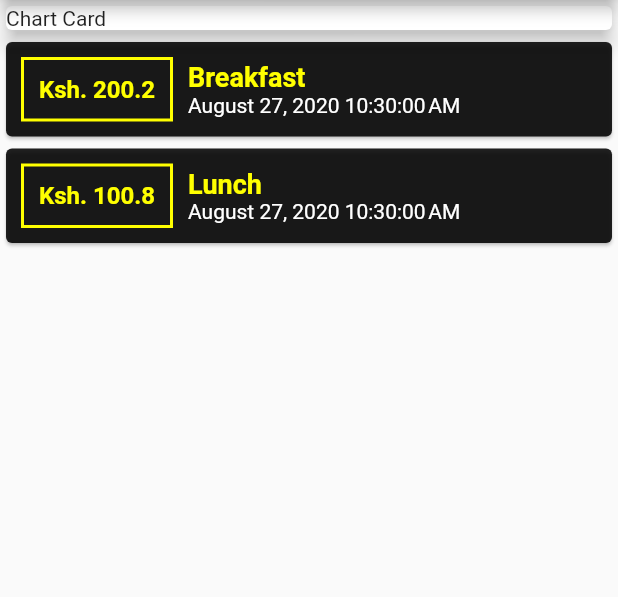
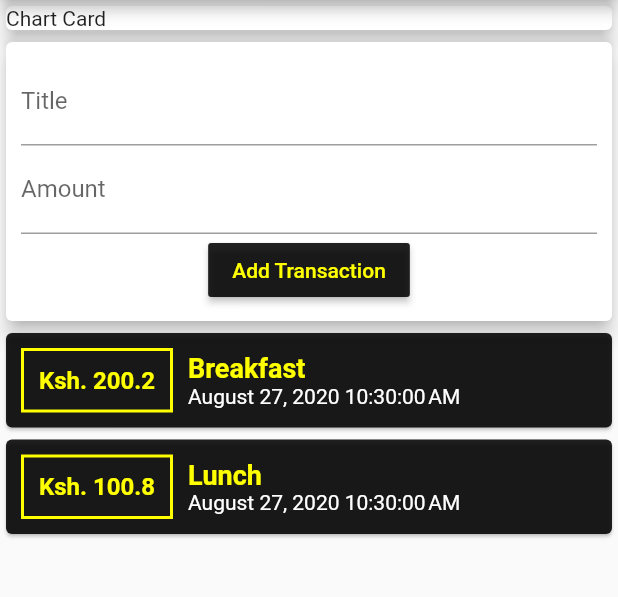
Before and after one commit to ShadrackAdwera/ExpensesApp, a Flutter app: the screen it shows after launch, on a phone screen of 412 x 824 dp, the part 84-681 px from its top. Run offline on Flutter 3.47's test engine with Material 2 defaults, Android fonts, the phone set to English and light mode, and no system bars.

Commit message:
add text input widgets to add a transaction

```diff
--- a/lib/main.dart
+++ b/lib/main.dart
@@ -25,6 +25,7 @@ class MyApp extends StatelessWidget {
           backgroundColor: Colors.black87,
         ),
         body: Column(
+          crossAxisAlignment: CrossAxisAlignment.stretch,
           children: [
             Container(
               width: double.infinity,
@@ -33,13 +34,34 @@ class MyApp extends StatelessWidget {
                 elevation: 5,
               ),
             ),
+            Card(
+              elevation: 5,
+              child: Container(
+                padding: EdgeInsets.all(10),
+                child: Column(
+                  children: [
+                    TextField(
+                      decoration: InputDecoration(labelText: 'Title'),
+                    ),
+                    TextField(
+                      decoration: InputDecoration(labelText: 'Amount'),
+                    ),
+                    RaisedButton(
+                      child: Text('Add Transaction'),
+                      onPressed: () {},
+                      color: Colors.black87,
+                      textColor: Colors.yellowAccent,
+                    ),
+                  ],
+                ),
+              ),
+            ),
             Column(
               children: transactions
                   .map(
                     (tx) => Card(
                         color: Colors.black87,
                         child: Row(
-
                           children: [
                             Container(
                               padding: EdgeInsets.all(10),
@@ -50,8 +72,11 @@ class MyApp extends StatelessWidget {
                                     color: Colors.yellowAccent, width: 2),
                               ),
                               child: Text(
-                                'Ksh. ${tx.amount.toString()}' ,
-                                style: TextStyle(color: Colors.yellowAccent, fontWeight: FontWeight.bold, fontSize: 16),
+                                'Ksh. ${tx.amount.toString()}',
+                                style: TextStyle(
+                                    color: Colors.yellowAccent,
+                                    fontWeight: FontWeight.bold,
+                                    fontSize: 16),
                               ),
                             ),
                             Column(
@@ -59,7 +84,10 @@ class MyApp extends StatelessWidget {
                               children: [
                                 Text(
                                   tx.name,
-                                  style: TextStyle(color: Colors.yellowAccent, fontWeight: FontWeight.bold, fontSize: 18),
+                                  style: TextStyle(
+                                      color: Colors.yellowAccent,
+                                      fontWeight: FontWeight.bold,
+                                      fontSize: 18),
                                 ),
                                 Text(
                                   DateFormat().format(tx.date),
```
